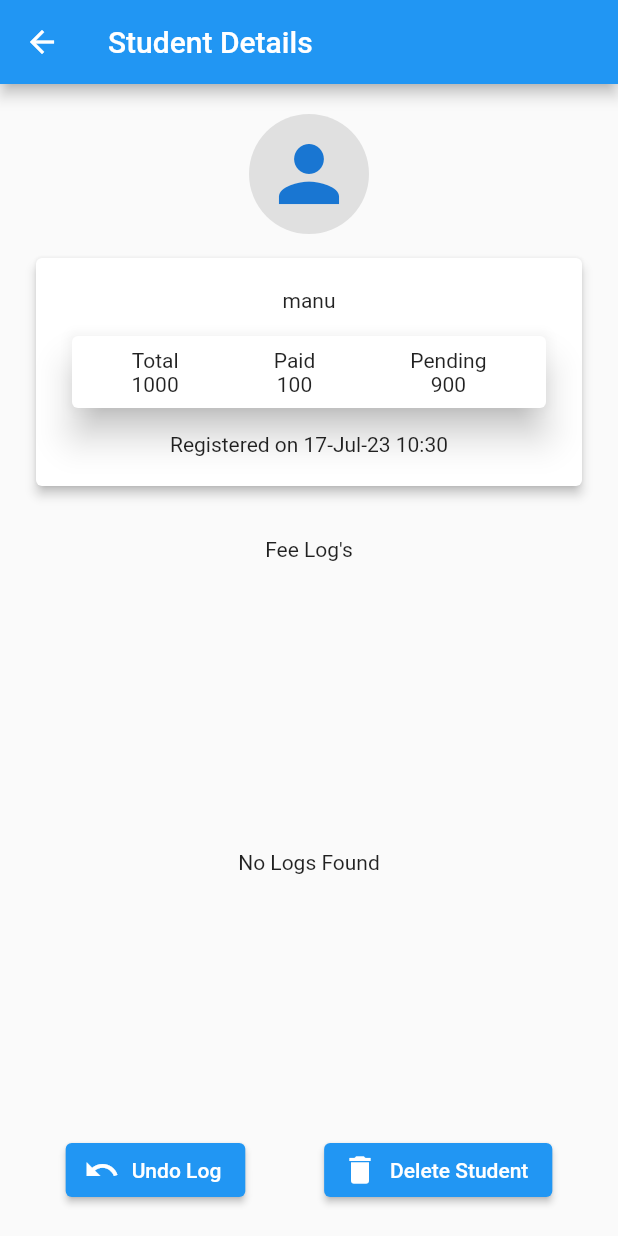
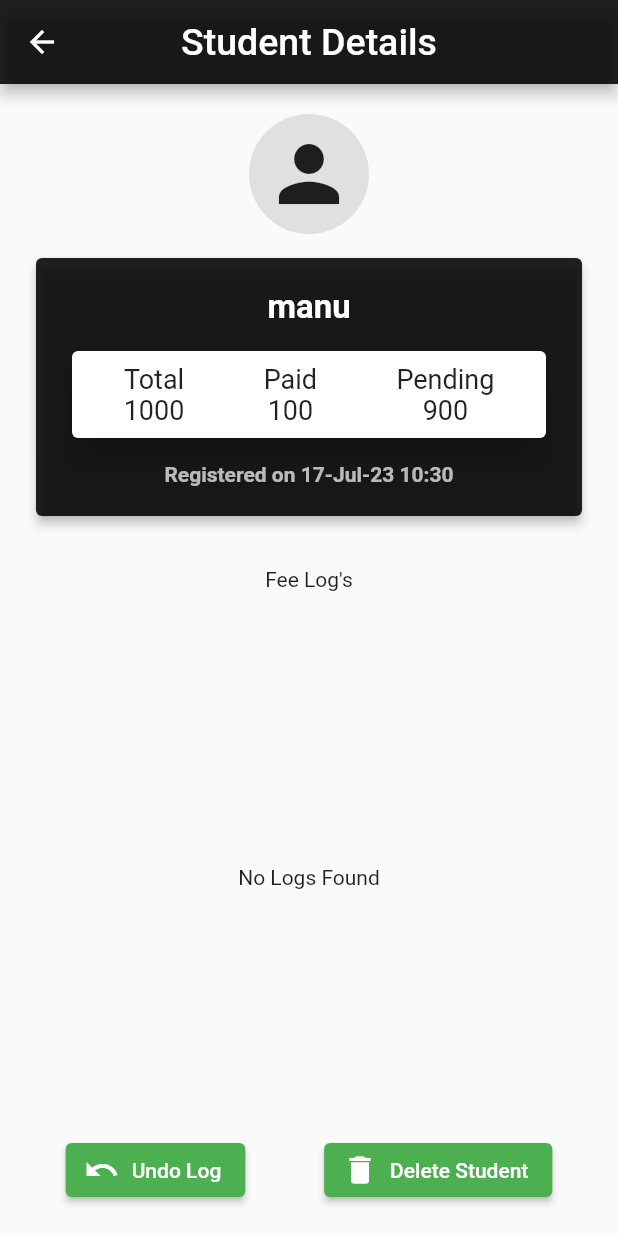
Before and after one commit to Mr-Manpreet-Singh/studentFeeManagement, a Flutter app: the StudentDetails screen opened directly with sample values from the repository, on a phone screen of 412 x 824 dp. Run offline on Flutter 3.47's test engine with Material 2 defaults, Android fonts, the phone set to English and light mode, and no system bars; our stand-ins replace flutter_riverpod, sqflite; accounts and stored records are empty.

Commit message:
add student search, UI theming, Duplicate Class bug fixed

```diff
--- a/lib/screens/add_student.dart
+++ b/lib/screens/add_student.dart
@@ -85,6 +85,9 @@
                       onSaved: (newValue) => studentName = newValue!,
                     ),
                     DropdownButtonFormField(
+                      decoration: InputDecoration(
+                        prefixIcon: Icon(Icons.people)
+                      ),
                       value: widget.currentClass,
                       onChanged: (_) {},
                       items: buildDropdownItems(ref),
@@ -131,11 +134,12 @@
                         Padding(
                             padding: const EdgeInsets.symmetric(horizontal: 10),
                             child: TextButton(
+
                                 onPressed: () {
                                   _formKey.currentState!.reset();
                                 },
                                 child: const Text(
-                                  "  Reset  ",
+                                  "  Reset  ",style: TextStyle(color: Colors.red),
                                 ))),
                         Padding(
                             padding: const EdgeInsets.symmetric(horizontal: 10),
--- a/lib/screens/student_details.dart
+++ b/lib/screens/student_details.dart
@@ -22,6 +22,11 @@
     debugPrint("${currentStudent.id}   st ID on details screen ");
     final formattedDateTime =
         DateFormat('dd-MMM-yy HH:mm').format(currentStudent.registeredDate);
+    const feeDetailsTextStyle = TextStyle(
+
+                          fontSize: 18,
+                          color: Colors.black87
+                        );
     return SafeArea(
       child: Scaffold(
         appBar: AppBar(
@@ -36,22 +41,30 @@
                   radius: 40,
                   backgroundColor: Colors.grey[300],
                   child: const Icon(
+                    color: Colors.black87,
                     Icons.person,
                     size: 60,
                   ),
-                  // backgroundImage: ,
-                  // foregroundImage: ,
                 ),
               ),
               const SizedBox(height: 12),
               Card(
+                color: Colors.black87,
+
                 elevation: 3,
                 child: Container(
                   padding: const EdgeInsets.all(20),
                   child: Column(
                     // crossAxisAlignment: CrossAxisAlignment.start,
                     children: [
-                      Text(currentStudent.name),
+                      Text(
+                        currentStudent.name,
+                        style: TextStyle(
+                          fontWeight: FontWeight.bold,
+                          fontSize: 22,
+                          color: Colors.white
+                        ),
+                      ),
                       const SizedBox(height: 12),
                       Card(
                         elevation: 10,
@@ -62,21 +75,21 @@
                             children: [
                               Column(
                                 children: [
-                                  const Text("Total"),
-                                  Text("${currentStudent.totalFee}"),
+                                  const Text("Total",style: feeDetailsTextStyle,),
+                                  Text("${currentStudent.totalFee}",style: feeDetailsTextStyle),
                                 ],
                               ),
                               Column(
                                 children: [
-                                  const Text("Paid"),
-                                  Text("${currentStudent.alreadyFeePaid}"),
+                                  const Text("Paid",style: feeDetailsTextStyle),
+                                  Text("${currentStudent.alreadyFeePaid}",style: feeDetailsTextStyle),
                                 ],
                               ),
                               Column(
                                 children: [
-                                  const Text("Pending"),
+                                  const Text("Pending",style: feeDetailsTextStyle),
                                   Text(
-                                      "${(currentStudent.totalFee) - (currentStudent.alreadyFeePaid)}"),
+                                      "${(currentStudent.totalFee) - (currentStudent.alreadyFeePaid)}",style: feeDetailsTextStyle),
                                 ],
                               ),
                             ],
@@ -84,7 +97,12 @@
                         ),
                       ),
                       const SizedBox(height: 12),
-                      Text("Registered on $formattedDateTime"),
+                      Text("Registered on $formattedDateTime"
+                      ,style: TextStyle(
+                          fontWeight: FontWeight.bold,
+                          fontSize: 14,
+                          color: Colors.white70
+                        ),),
                     ],
                   ),
                 ),
```
Also changed, not shown: lib/main.dart (+31 -14 lines), lib/screens/class__list.dart (+15 -4 lines), lib/screens/student_list.dart (+36 -14 lines), lib/utility/database_helper.dart (+8 -5 lines), lib/widgets/searchbar.dart (+15 -6 lines).
